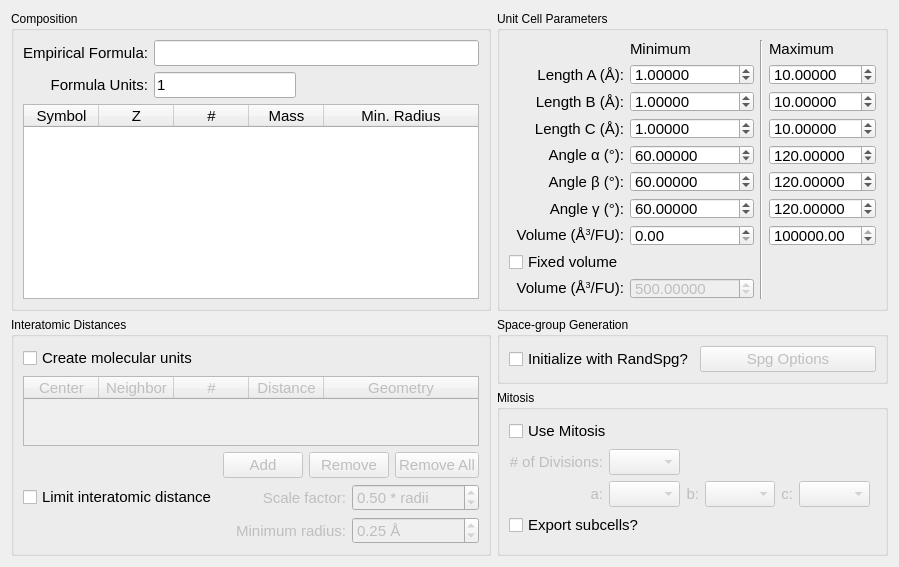
Old version of the form src/xtalopt/ui/tab_init.ui in the repository xtalopt/XtalOpt.
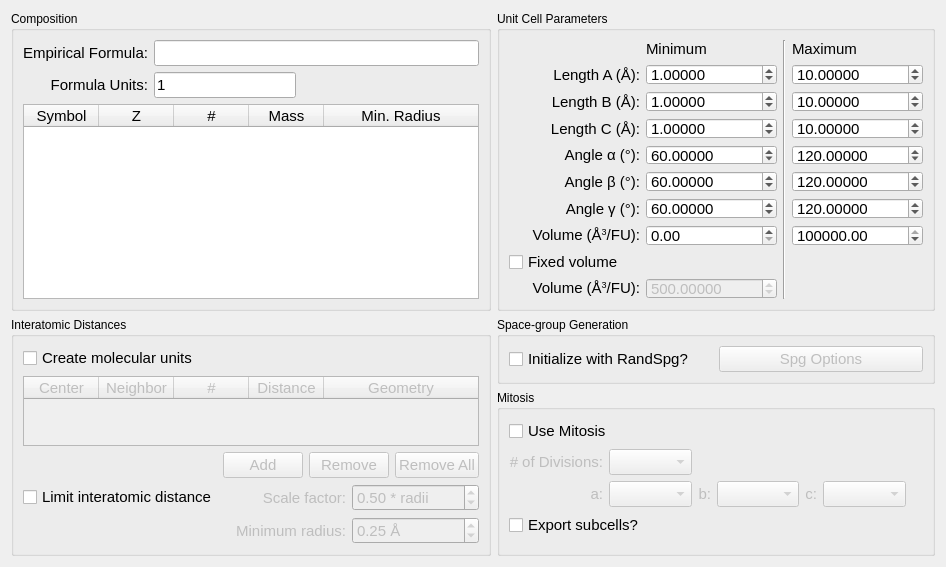
New version of the form.

Commit message:
Changed tab order and re-ordered some GUI
Changed tab order on several pages to make it more intuitive.
Also re-ordered the formula unit options in the GUI in the
tab_opt page.

Patch:
```diff
--- a/src/xtalopt/ui/tab_init.ui
+++ b/src/xtalopt/ui/tab_init.ui
@@ -6,7 +6,7 @@
    <rect>
     <x>0</x>
     <y>0</y>
-    <width>784</width>
+    <width>946</width>
     <height>565</height>
    </rect>
   </property>
```
Left out of the diff: 29 changed lines with no effect on the pictures. The commit also changes 2 other files.
